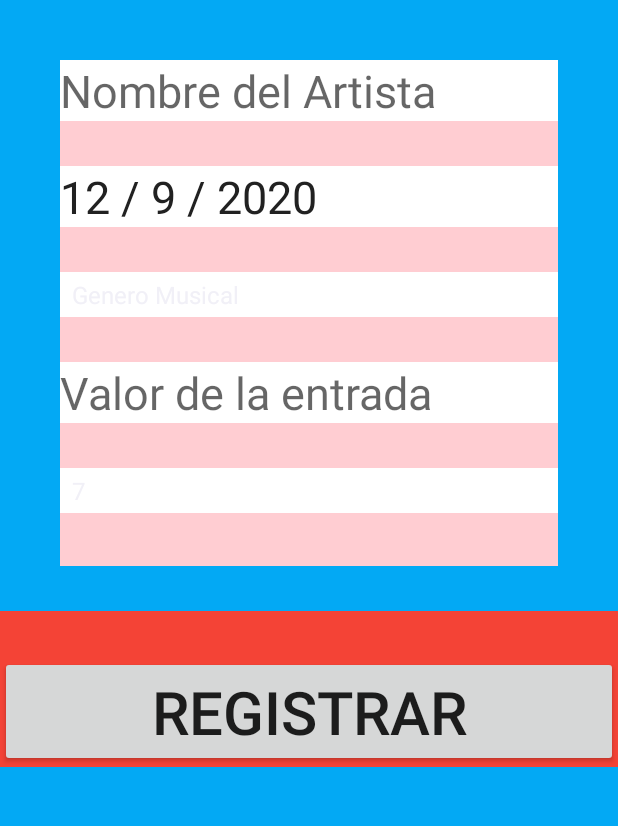
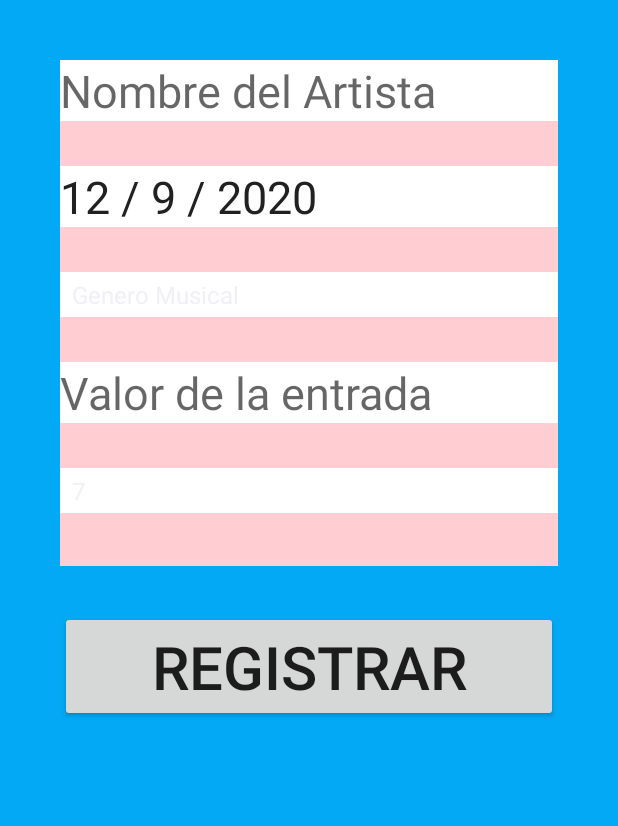
Before and after one commit to anibaloso/MisConciertos, an Android app: the screen it shows after launch (MainActivity), on a phone screen of 412 x 824 dp, the part 165-991 px from its top. Run offline under Robolectric (Android 15) with nearby library versions, the phone set to English and light mode, and no system bars.

Commit message:
Arreglar problemas de inicio del programa
Editar TextView por EditText
Quitar comandos que entorpecian corriera el programa

```diff
--- a/Fuentes/MisConciertosApp/app/src/main/java/cl/inacap/misconciertos/MainActivity.java
+++ b/Fuentes/MisConciertosApp/app/src/main/java/cl/inacap/misconciertos/MainActivity.java
@@ -9,6 +9,7 @@ import android.widget.AdapterView;
 import android.widget.ArrayAdapter;
 import android.widget.Button;
 import android.widget.DatePicker;
+import android.widget.EditText;
 import android.widget.Spinner;
 import android.widget.TextView;
 import android.widget.Toast;
@@ -18,12 +19,11 @@ import java.util.ArrayList;
 import java.util.Calendar;
 import java.util.List;
 
-import cl.inacap.misconciertos.dto.valorEntradas;
-
 public class MainActivity extends AppCompatActivity {
 
-    private List<cl.inacap.misconciertos.dto.valorEntradas> entradas=new ArrayList<>();
+    //private List<String> entradas=new ArrayList<>();
 
+    TextView valorEm;
     TextView tvFecha;
     Calendar calendario;
     int day,month,year;
@@ -32,19 +32,9 @@ public class MainActivity extends AppCompatActivity {
     Spinner spEvaluacion;
     String[] nota;
     private boolean primera=true;
-    TextView valorEntradas;
+    EditText valorEntradas;
 
     private Button guardar;
-
-
-
-    public TextView getValorEntradas() {
-        return valorEntradas;
-    }
-
-    public void setValorEntradas(TextView valorEntradas) {
-        this.valorEntradas = valorEntradas;
-    }
 
     @Override
     protected void onCreate(Bundle savedInstanceState) {
@@ -59,11 +49,7 @@ public class MainActivity extends AppCompatActivity {
         spEvaluacion.setOnItemSelectedListener(new AdapterView.OnItemSelectedListener() {
             @Override
             public void onItemSelected(AdapterView<?> adapterView, View view, int i, long l) {
-                if(primera){
-                    primera=false;
-                }else{
-                    Toast.makeText(getApplicationContext(), items[i],Toast.LENGTH_LONG).show();
-                }
+
             }
 
             @Override
@@ -71,9 +57,6 @@ public class MainActivity extends AppCompatActivity {
 
             }
         });
-
-
-
 
 
         spGenero=(Spinner) findViewById(R.id.spGenero);
@@ -100,8 +83,7 @@ public class MainActivity extends AppCompatActivity {
 
 
         DecimalFormat formato=new DecimalFormat("###,###");
-        valorEntradas=(TextView) findViewById(R.id.valorEntrada);
-        valorEntradas.setText("$"+formato.format(valorEntradas));
+        valorEntradas=(EditText) findViewById(R.id.valorEntrada);
 
 
         tvFecha=(TextView) findViewById(R.id.etFecha);
--- a/Fuentes/MisConciertosApp/app/src/main/res/layout/activity_main.xml
+++ b/Fuentes/MisConciertosApp/app/src/main/res/layout/activity_main.xml
@@ -29,7 +29,7 @@
         android:orientation="vertical"
         android:textAlignment="center">
 
-        <TextView
+        <EditText
             android:layout_width="match_parent"
             android:layout_height="wrap_content"
             android:background="@color/icons"
@@ -38,7 +38,7 @@
             android:textColor="@color/primary_text"
             android:textSize="@dimen/textoCuadros">
 
-        </TextView>
+        </EditText>
 
         <TextView
             android:id="@+id/etFecha"
@@ -64,16 +64,17 @@
 
         </Spinner>
 
-        <TextView
+        <EditText
             android:id="@+id/valorEntrada"
             android:background="@color/icons"
             android:layout_width="match_parent"
             android:layout_height="wrap_content"
             android:layout_marginTop="@dimen/textoCuadros"
+            android:inputType="number"
             android:hint="@string/valor"
             android:textSize="@dimen/textoCuadros">
 
-        </TextView>
+        </EditText>
         <Spinner
             android:id="@+id/spEvaluacion"
             android:background="@color/icons"
@@ -83,15 +84,13 @@
             android:scrollbarSize="@dimen/textoCuadros">
 
         </Spinner>
+
     </LinearLayout>
-    <LinearLayout
-        android:layout_marginTop="@dimen/textoCuadros"
-        android:background="@color/primary"
-        android:layout_width="match_parent"
-        android:layout_height="wrap_content"
-        android:orientation="vertical">
+
         <Button
             android:id="@+id/guardar"
+            android:layout_marginLeft="@dimen/marginIzq"
+            android:layout_marginRight="@dimen/marginDer"
             android:layout_marginTop="@dimen/textoCuadros"
             android:text="REGISTRAR"
             android:layout_width="match_parent"
@@ -100,6 +99,6 @@
 
         </Button>
 
-    </LinearLayout>
+
 
 </LinearLayout>
```
Also changed, not shown: Fuentes/MisConciertosApp/app/src/main/java/cl/inacap/misconciertos/dto/valorEntradas.java (deleted, +0 -24 lines).
